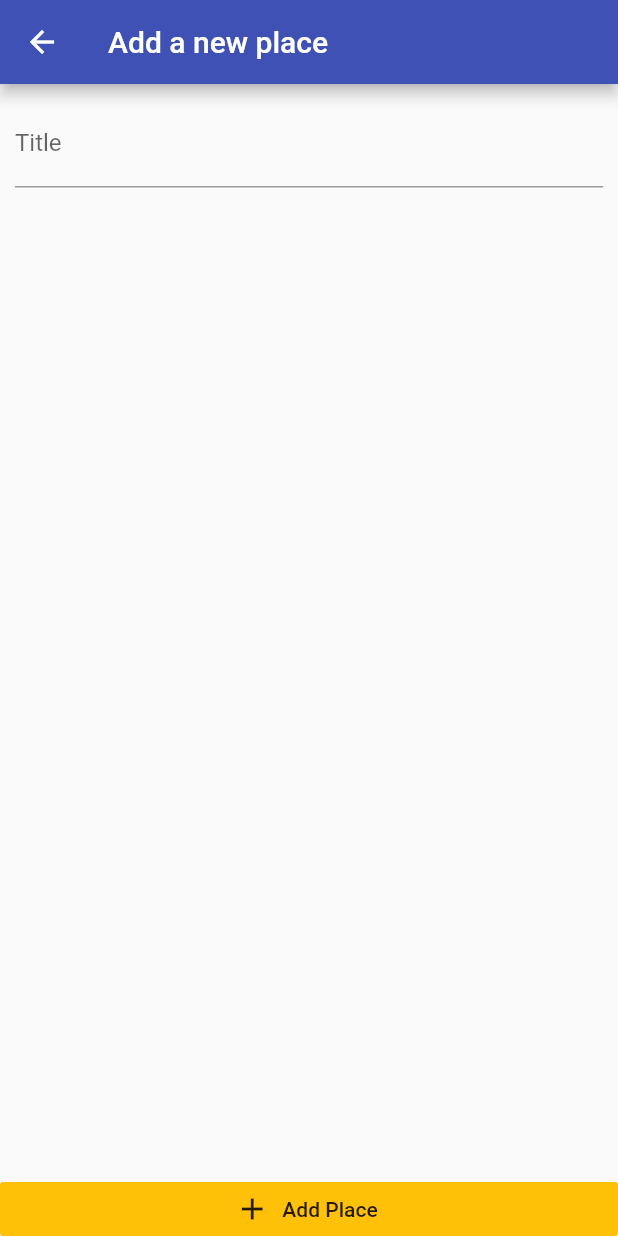
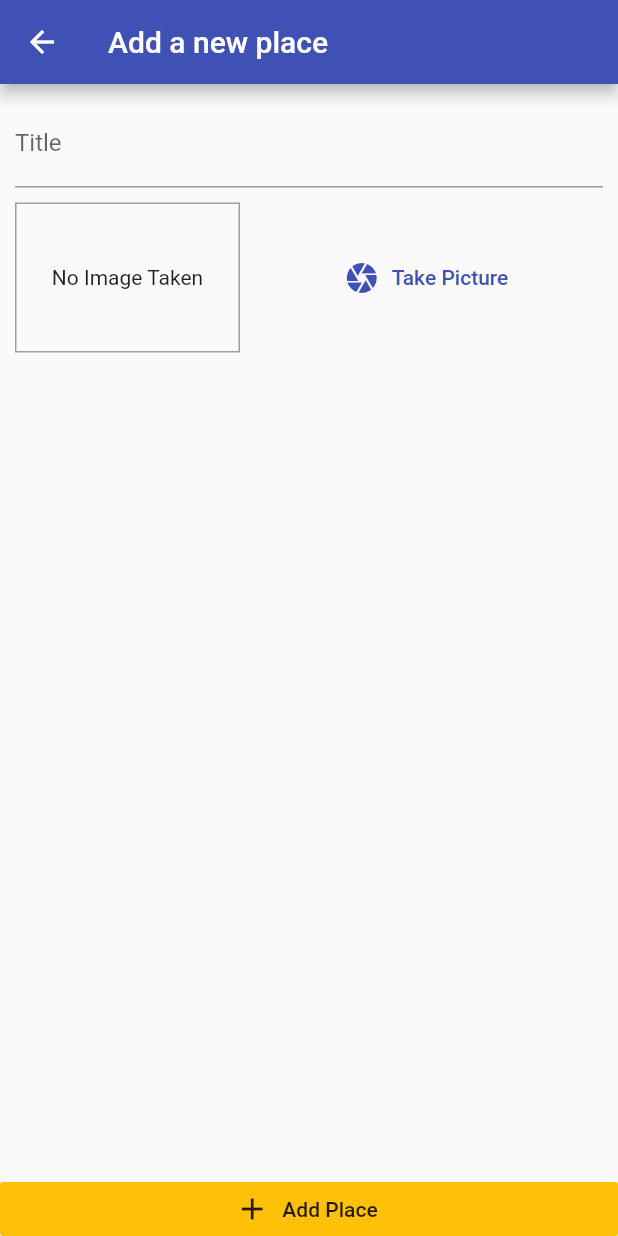
Before and after one commit to gm1357/great_places, a Flutter app: the screen it shows after launch, after a tap on the "add" icon, on a phone screen of 412 x 824 dp. Run offline on Flutter 3.47's test engine with Material 2 defaults, Android fonts, the phone set to English and light mode, and no system bars; our stand-ins replace image_picker.

Commit message:
Implementado salvamento de imagens

```diff
--- a/lib/providers/great_places.dart
+++ b/lib/providers/great_places.dart
@@ -1,35 +1,25 @@
+import 'dart:io';
+
 import 'package:flutter/foundation.dart';
 
 import '../models/place.dart';
 
-class GreatPlaces implements ChangeNotifier {
+class GreatPlaces with ChangeNotifier {
   List<Place> _items = [];
 
   List<Place> get items {
     return [..._items];
   }
 
-  @override
-  void addListener(listener) {
-    // TODO: implement addListener
-  }
+  void addPlace(String title, File pickedImage) {
+    final newPlace = Place(
+      id: DateTime.now().toString(),
+      image: pickedImage,
+      title: title,
+      location: null,
+    );
 
-  @override
-  void dispose() {
-    // TODO: implement dispose
-  }
-
-  @override
-  // TODO: implement hasListeners
-  bool get hasListeners => throw UnimplementedError();
-
-  @override
-  void notifyListeners() {
-    // TODO: implement notifyListeners
-  }
-
-  @override
-  void removeListener(listener) {
-    // TODO: implement removeListener
+    _items.add(newPlace);
+    notifyListeners();
   }
 }
--- a/lib/screens/add_place_screen.dart
+++ b/lib/screens/add_place_screen.dart
@@ -1,4 +1,10 @@
+import 'dart:io';
+
 import 'package:flutter/material.dart';
+import 'package:provider/provider.dart';
+
+import '../widgets/image_input.dart';
+import '../providers/great_places.dart';
 
 class AddPlaceScreen extends StatefulWidget {
   static const routeName = 'add-place';
@@ -9,6 +15,22 @@ class AddPlaceScreen extends StatefulWidget {
 
 class _AddPlaceScreenState extends State<AddPlaceScreen> {
   final _titleController = TextEditingController();
+  File _pickedImage;
+
+  void _selectImage(File pickedImage) {
+    _pickedImage = pickedImage;
+  }
+
+  void _savePlace() {
+    if (_titleController.text.isEmpty || _pickedImage == null) {
+      return;
+    }
+
+    Provider.of<GreatPlaces>(context, listen: false).addPlace(
+      _titleController.text,
+      _pickedImage,
+    );
+  }
 
   @override
   Widget build(BuildContext context) {
@@ -29,6 +51,8 @@ class _AddPlaceScreenState extends State<AddPlaceScreen> {
                       decoration: InputDecoration(labelText: 'Title'),
                       controller: _titleController,
                     ),
+                    SizedBox(height: 10),
+                    ImageInput(_selectImage),
                   ],
                 ),
               ),
@@ -37,7 +61,7 @@ class _AddPlaceScreenState extends State<AddPlaceScreen> {
           RaisedButton.icon(
             icon: Icon(Icons.add),
             label: Text('Add Place'),
-            onPressed: () {},
+            onPressed: _savePlace,
             elevation: 0,
             materialTapTargetSize: MaterialTapTargetSize.shrinkWrap,
             color: Theme.of(context).accentColor,
--- a/lib/screens/places_list_screen.dart
+++ b/lib/screens/places_list_screen.dart
@@ -1,6 +1,8 @@
 import 'package:flutter/material.dart';
+import 'package:provider/provider.dart';
 
 import '../screens/add_place_screen.dart';
+import '../providers/great_places.dart';
 
 class PlacesListScreen extends StatelessWidget {
   @override
@@ -17,8 +19,24 @@ class PlacesListScreen extends StatelessWidget {
           )
         ],
       ),
-      body: Center(
-        child: CircularProgressIndicator(),
+      body: Consumer<GreatPlaces>(
+        child: Center(
+          child: const Text('Got no places yet, start adding some!'),
+        ),
+        builder: (ctx, greatPlaces, ch) => greatPlaces.items.length <= 0
+            ? ch
+            : ListView.builder(
+                itemCount: greatPlaces.items.length,
+                itemBuilder: (ctx, i) => ListTile(
+                  leading: CircleAvatar(
+                    backgroundImage: FileImage(
+                      greatPlaces.items[i].image,
+                    ),
+                  ),
+                  title: Text(greatPlaces.items[i].title),
+                  onTap: () {},
+                ),
+              ),
       ),
     );
   }
--- /dev/null
+++ b/lib/widgets/image_input.dart
@@ -0,0 +1,70 @@
+import 'dart:io';
+
+import 'package:flutter/material.dart';
+import 'package:image_picker/image_picker.dart';
+import 'package:path/path.dart' as path;
+import 'package:path_provider/path_provider.dart' as syspaths;
+
+class ImageInput extends StatefulWidget {
+  final Function onSelectImage;
+
+  ImageInput(this.onSelectImage);
+
+  @override
+  _ImageInputState createState() => _ImageInputState();
+}
+
+class _ImageInputState extends State<ImageInput> {
+  File _storedImage;
+
+  Future<void> _takePicture() async {
+    final picker = ImagePicker();
+    final imageFile = await picker.getImage(
+      source: ImageSource.camera,
+      maxWidth: 600,
+    );
+    setState(() {
+      _storedImage = File(imageFile.path);
+    });
+
+    final appDir = await syspaths.getApplicationDocumentsDirectory();
+    final fileName = path.basename(imageFile.path);
+    final savedImage = await _storedImage.copy('${appDir.path}/${fileName}');
+    widget.onSelectImage(savedImage);
+  }
+
+  @override
+  Widget build(BuildContext context) {
+    return Row(
+      children: <Widget>[
+        Container(
+          width: 150,
+          height: 100,
+          decoration: BoxDecoration(
+            border: Border.all(width: 1, color: Colors.grey),
+          ),
+          child: _storedImage != null
+              ? Image.file(
+                  _storedImage,
+                  fit: BoxFit.cover,
+                  width: double.infinity,
+                )
+              : Text(
+                  'No Image Taken',
+                  textAlign: TextAlign.center,
+                ),
+          alignment: Alignment.center,
+        ),
+        SizedBox(width: 10),
+        Expanded(
+          child: FlatButton.icon(
+            icon: Icon(Icons.camera),
+            label: Text('Take Picture'),
+            textColor: Theme.of(context).primaryColor,
+            onPressed: _takePicture,
+          ),
+        ),
+      ],
+    );
+  }
+}
--- a/pubspec.yaml
+++ b/pubspec.yaml
@@ -24,6 +24,9 @@ dependencies:
   flutter:
     sdk: flutter
   provider: ^4.3.1
+  image_picker: ^0.6.7+4
+  path_provider: ^1.6.11
+  path: ^1.6.4
 
 
   # The following adds the Cupertino Icons font to your application.
```
Also changed, not shown: pubspec.lock.
